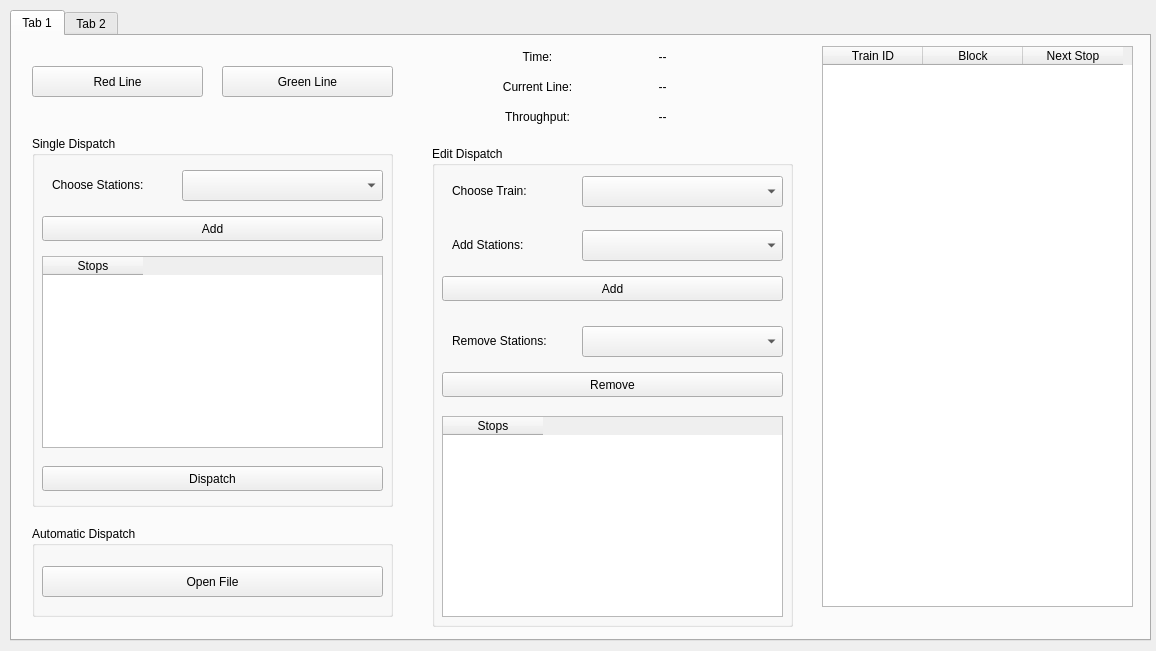
First picture: the form in CTC_App/Iteration3/CTC.ui, repository YKMorsy/Team_X_ECE_1140, before the edit.
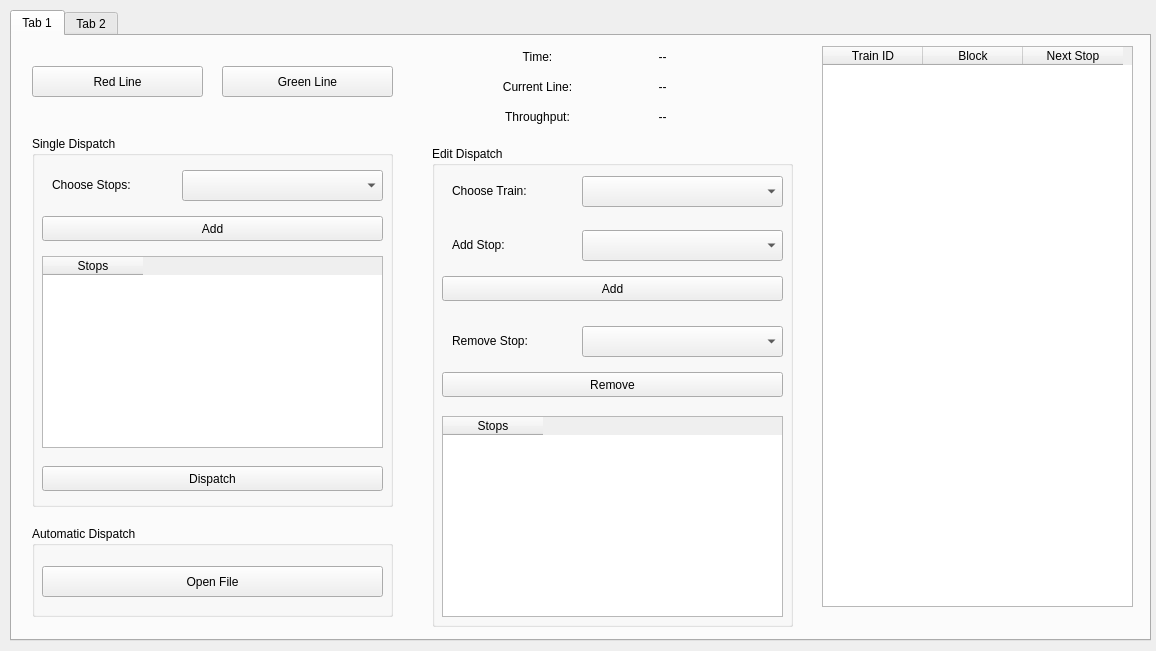
Second picture: the form after the edit.

The edit to the form file:
```diff
--- a/CTC_App/Iteration3/CTC.ui
+++ b/CTC_App/Iteration3/CTC.ui
@@ -82,7 +82,7 @@
        </rect>
       </property>
       <property name="text">
-       <string>Choose Stations:</string>
+       <string>Choose Stops:</string>
       </property>
      </widget>
      <widget class="QPushButton" name="addDestinationButton">
@@ -355,7 +355,7 @@
          </rect>
         </property>
         <property name="text">
-         <string>Add Stations:</string>
+         <string>Add Stop:</string>
         </property>
        </widget>
        <widget class="QComboBox" name="redAddStation">
@@ -391,7 +391,7 @@
          </rect>
         </property>
         <property name="text">
-         <string>Remove Stations:</string>
+         <string>Remove Stop:</string>
         </property>
        </widget>
        <widget class="QComboBox" name="redRemoveStation">
```
